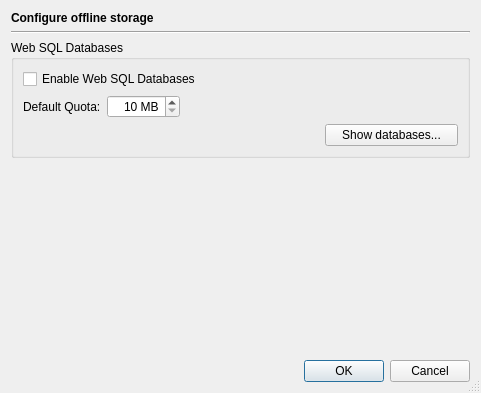
The window that Helpviewer/OfflineStorage/OfflineStorageConfigDialog.ui (testmana2/test) describes before a commit, drawn with Qt 5.
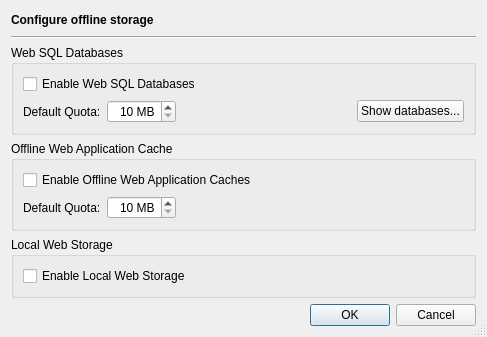
The same window after the commit.

Commit message: Added support for Web application caches and local web storage to the web browser (needs Qt >= 4.6).

```diff
--- a/Helpviewer/OfflineStorage/OfflineStorageConfigDialog.ui
+++ b/Helpviewer/OfflineStorage/OfflineStorageConfigDialog.ui
@@ -6,8 +6,8 @@
    <rect>
     <x>0</x>
     <y>0</y>
-    <width>481</width>
-    <height>393</height>
+    <width>487</width>
+    <height>337</height>
    </rect>
   </property>
   <property name="windowTitle">
@@ -16,7 +16,7 @@
   <property name="sizeGripEnabled">
    <bool>true</bool>
   </property>
-  <layout class="QVBoxLayout" name="verticalLayout">
+  <layout class="QVBoxLayout" name="verticalLayout_2">
    <item>
     <widget class="QLabel" name="headerLabel">
      <property name="text">
@@ -82,20 +82,7 @@
         </property>
        </widget>
       </item>
-      <item row="1" column="2" colspan="2">
-       <spacer name="horizontalSpacer">
-        <property name="orientation">
-         <enum>Qt::Horizontal</enum>
-        </property>
-        <property name="sizeHint" stdset="0">
-         <size>
-          <width>282</width>
-          <height>20</height>
-         </size>
-        </property>
-       </spacer>
-      </item>
-      <item row="2" column="0" colspan="3">
+      <item row="1" column="2">
        <spacer name="horizontalSpacer_2">
         <property name="orientation">
          <enum>Qt::Horizontal</enum>
@@ -108,7 +95,7 @@
         </property>
        </spacer>
       </item>
-      <item row="2" column="3">
+      <item row="1" column="3">
        <widget class="QPushButton" name="showDatabasesButton">
         <property name="toolTip">
          <string>Press to show the Web SQL Databases</string>
@@ -122,17 +109,81 @@
     </widget>
    </item>
    <item>
-    <spacer name="verticalSpacer">
-     <property name="orientation">
-      <enum>Qt::Vertical</enum>
+    <widget class="QGroupBox" name="applicationCacheGroup">
+     <property name="title">
+      <string>Offline Web Application Cache</string>
      </property>
-     <property name="sizeHint" stdset="0">
-      <size>
-       <width>20</width>
-       <height>204</height>
-      </size>
+     <layout class="QGridLayout" name="gridLayout_2">
+      <item row="0" column="0" colspan="3">
+       <widget class="QCheckBox" name="applicationCacheEnabledCheckBox">
+        <property name="toolTip">
+         <string>Select to enable Offline Web Application Caches</string>
+        </property>
+        <property name="text">
+         <string>Enable Offline Web Application Caches</string>
+        </property>
+       </widget>
+      </item>
+      <item row="1" column="0">
+       <widget class="QLabel" name="label_2">
+        <property name="text">
+         <string>Default Quota:</string>
+        </property>
+       </widget>
+      </item>
+      <item row="1" column="1">
+       <widget class="QSpinBox" name="applicationCacheQuotaSpinBox">
+        <property name="toolTip">
+         <string>Enter the default quota for Offline Web Application Caches</string>
+        </property>
+        <property name="alignment">
+         <set>Qt::AlignRight|Qt::AlignTrailing|Qt::AlignVCenter</set>
+        </property>
+        <property name="suffix">
+         <string> MB</string>
+        </property>
+        <property name="minimum">
+         <number>10</number>
+        </property>
+        <property name="maximum">
+         <number>999</number>
+        </property>
+       </widget>
+      </item>
+      <item row="1" column="2">
+       <spacer name="horizontalSpacer_3">
+        <property name="orientation">
+         <enum>Qt::Horizontal</enum>
+        </property>
+        <property name="sizeHint" stdset="0">
+         <size>
+          <width>288</width>
+          <height>20</height>
+         </size>
+        </property>
+       </spacer>
+      </item>
+     </layout>
+    </widget>
+   </item>
+   <item>
+    <widget class="QGroupBox" name="localStorageGroup">
+     <property name="title">
+      <string>Local Web Storage</string>
      </property>
-    </spacer>
+     <layout class="QVBoxLayout" name="verticalLayout">
+      <item>
+       <widget class="QCheckBox" name="localStorageEnabledCheckBox">
+        <property name="toolTip">
+         <string>Select to enable Local Web Storage</string>
+        </property>
+        <property name="text">
+         <string>Enable Local Web Storage</string>
+        </property>
+       </widget>
+      </item>
+     </layout>
+    </widget>
    </item>
    <item>
     <widget class="QDialogButtonBox" name="buttonBox">
```
Left out of the diff: 6 changed lines with no effect on the pictures. The commit also changes 14 other files.
